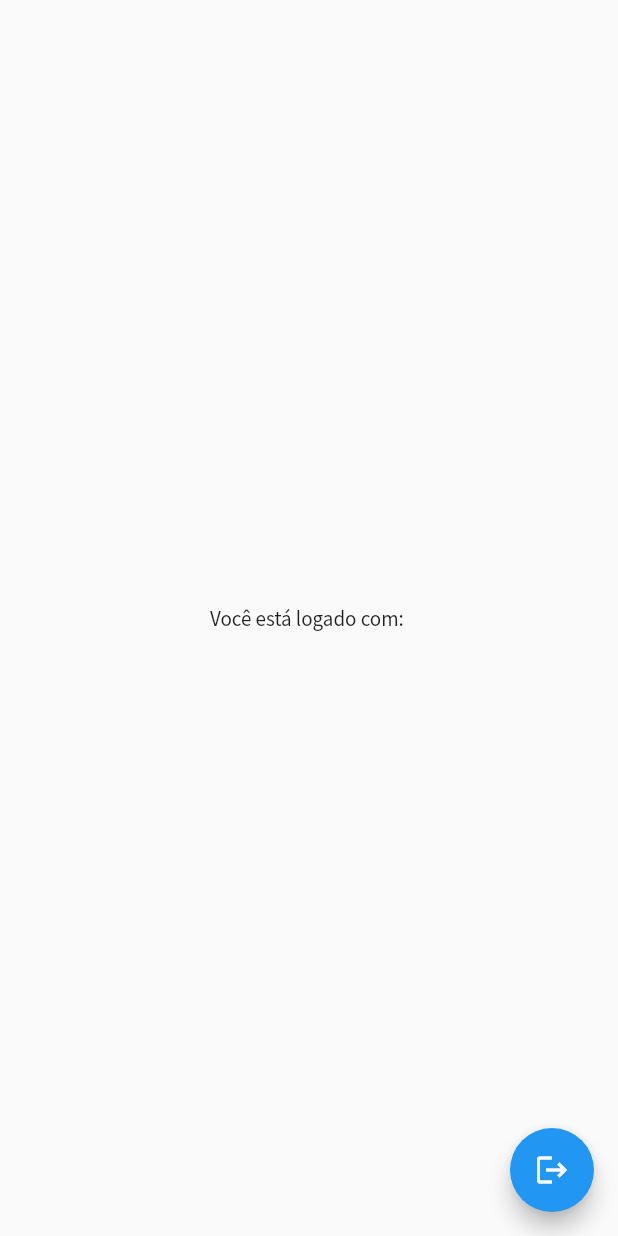
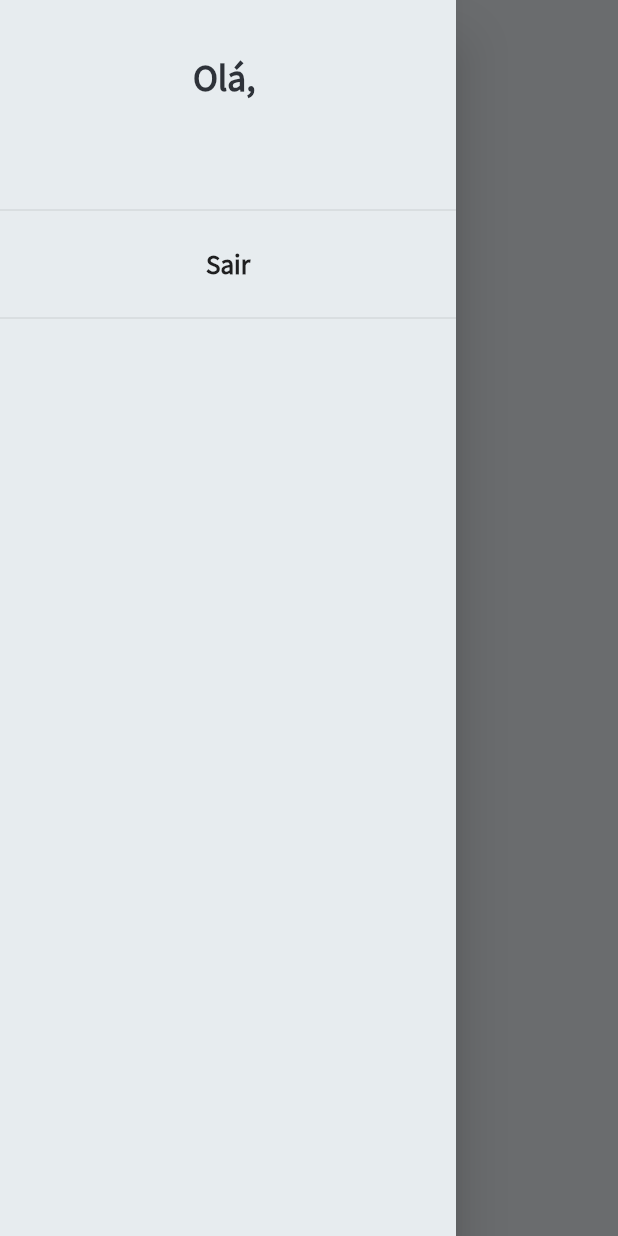
Before and after one commit to e-medeiros1/neumorphic_login_page, a Flutter app: the screen it shows once a user with an empty profile is signed in, with the side drawer open (before the commit the screen has no drawer), on a phone screen of 412 x 824 dp. Run offline on Flutter 3.47's test engine with Material 2 defaults, Android fonts, the phone set to English and light mode, and no system bars; our stand-ins replace cloud_firestore, firebase_auth, firebase_core, flutter_inset_box_shadow, flutter_neumorphic; accounts and stored records are empty; network calls fail.

Commit message:
Create method to read users from firestore

```diff
--- a/lib/screens/home_page.dart
+++ b/lib/screens/home_page.dart
@@ -1,21 +1,116 @@
+import 'package:cloud_firestore/cloud_firestore.dart';
 import 'package:firebase_auth/firebase_auth.dart';
 import 'package:flutter/material.dart';
 
-class HomePage extends StatelessWidget {
+class HomePage extends StatefulWidget {
   const HomePage({Key? key}) : super(key: key);
 
   @override
+  State<HomePage> createState() => _HomePageState();
+}
+
+class _HomePageState extends State<HomePage> {
+  Future<Users?> readUser() async {
+    final docUsers = FirebaseFirestore.instance.collection('users');
+    final snapshot = await docUsers.doc('cKbnGh9mkGaIlhCpl9Hn').get();
+
+    if (snapshot.exists) {
+      return Users.fromJson(snapshot.data()!);
+    }
+    return null;
+  }
+
+  @override
   Widget build(BuildContext context) {
-    final currentUser = FirebaseAuth.instance;
-    return Scaffold(
-      body: Center(
-          child: Text('Você está logado com: ${currentUser.currentUser!.email}')),
-      floatingActionButton: FloatingActionButton(
-        onPressed: () {
-          currentUser.signOut();
-        },
-        child: const Icon(Icons.logout),
+    const backgroundColor = Color(0xFFE7ECEF);
+    const darkBackgroundColor = Color(0xFF2E3239);
+    return SafeArea(
+      child: Scaffold(
+        backgroundColor: backgroundColor,
+        appBar: AppBar(
+          iconTheme: const IconThemeData(color: darkBackgroundColor),
+          elevation: 0,
+          backgroundColor: backgroundColor,
+        ),
+        drawer: Drawer(
+          backgroundColor: backgroundColor,
+          child: Column(
+            crossAxisAlignment: CrossAxisAlignment.center,
+            children: [
+              Padding(
+                padding: const EdgeInsets.symmetric(vertical: 30.0),
+                child: FutureBuilder<Users?>(
+                  future: readUser(),
+                  builder: (context, snapshot) {
+                    if (snapshot.hasError) {
+                      return const Center(child: Text('Ocorreu um erro'));
+                    } else if (snapshot.hasData) {
+                      final user = snapshot.data;
+                      return Center(
+                        child: ListTile(
+                          title: Center(
+                            child: Text(
+                              'Olá, ${user!.username}',
+                              style: const TextStyle(
+                                  fontSize: 25,
+                                  color: darkBackgroundColor,
+                                  fontWeight: FontWeight.w600),
+                            ),
+                          ),
+                          subtitle: Center(
+                            child: Text(
+                              user.email ?? '',
+                              style: const TextStyle(
+                                  fontSize: 18,
+                                  color: darkBackgroundColor,
+                                  fontWeight: FontWeight.w400),
+                            ),
+                          ),
+                        ),
+                      );
+                    } else {
+                      return const Center(
+                        child: CircularProgressIndicator(
+                          color: Colors.black54,
+                        ),
+                      );
+                    }
+                  },
+                ),
+              ),
+              const Divider(),
+              ListTile(
+                title: const Text(
+                  'Sair',
+                  textAlign: TextAlign.center,
+                  style: TextStyle(
+                      color: Colors.black87,
+                      fontSize: 18,
+                      fontWeight: FontWeight.w600),
+                ),
+                onTap: () {
+                  FirebaseAuth.instance.signOut();
+                },
+              ),
+              const Divider(),
+            ],
+          ),
+        ),
       ),
     );
   }
 }
+
+class Users {
+  String id;
+  String? username;
+  String? email;
+
+  Users({this.username, this.email, this.id = ''});
+
+  Map<String, dynamic> toJson() =>
+      {'id': id, 'username': username, 'email': email};
+
+  static Users fromJson(Map<String, dynamic> json) =>
+      Users(id: json['id'], username: json['username'], email: json['email']);
+}
```
